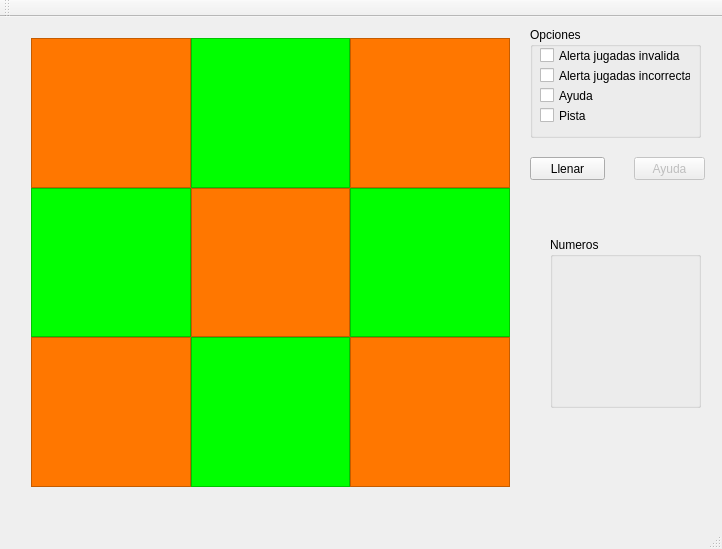
Above: sudoku/mainwindow.ui from mansrz/Sudoku before the change. Below: the same form after it.
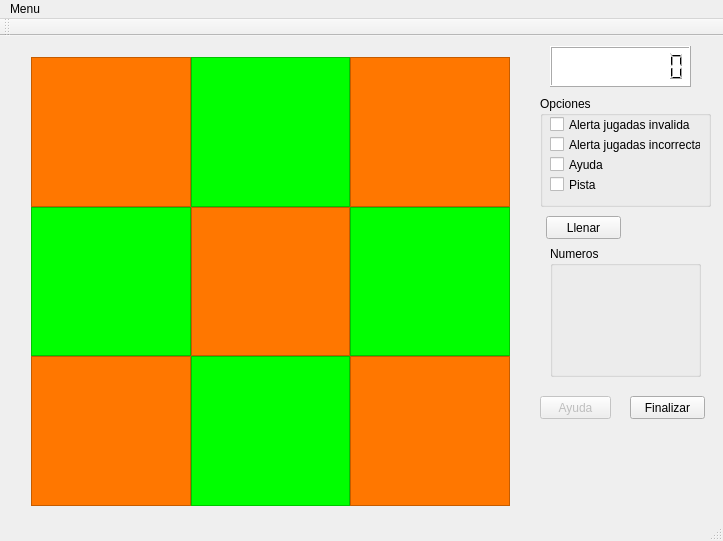
That is the form after the change.

Patch:
```diff
--- a/sudoku/mainwindow.ui
+++ b/sudoku/mainwindow.ui
@@ -6,8 +6,8 @@
    <rect>
     <x>0</x>
     <y>0</y>
-    <width>722</width>
-    <height>549</height>
+    <width>723</width>
+    <height>541</height>
    </rect>
   </property>
   <property name="windowTitle">
@@ -150,8 +150,8 @@
    <widget class="QGroupBox" name="gbOpciones">
     <property name="geometry">
      <rect>
-      <x>530</x>
-      <y>10</y>
+      <x>540</x>
+      <y>60</y>
       <width>171</width>
       <height>111</height>
      </rect>
@@ -215,8 +215,8 @@
    <widget class="QPushButton" name="btnLlenar">
     <property name="geometry">
      <rect>
-      <x>530</x>
-      <y>140</y>
+      <x>546</x>
+      <y>180</y>
       <width>75</width>
       <height>23</height>
      </rect>
@@ -229,9 +229,9 @@
     <property name="geometry">
      <rect>
       <x>550</x>
-      <y>220</y>
+      <y>210</y>
       <width>151</width>
-      <height>171</height>
+      <height>131</height>
      </rect>
     </property>
     <property name="title">
@@ -243,7 +243,7 @@
        <x>10</x>
        <y>20</y>
        <width>131</width>
-       <height>141</height>
+       <height>101</height>
       </rect>
      </property>
      <layout class="QGridLayout" name="gridNumeros"/>
@@ -255,8 +255,8 @@
     </property>
     <property name="geometry">
      <rect>
-      <x>634</x>
-      <y>140</y>
+      <x>540</x>
+      <y>360</y>
       <width>71</width>
       <height>23</height>
      </rect>
@@ -268,16 +268,55 @@
      <string>Ayuda</string>
     </property>
    </widget>
+   <widget class="QLCDNumber" name="lcdNumber">
+    <property name="geometry">
+     <rect>
+      <x>550</x>
+      <y>10</y>
+      <width>141</width>
+      <height>41</height>
+     </rect>
+    </property>
+    <property name="styleSheet">
+     <string notr="true">background-color: rgb(255, 255, 255);</string>
+    </property>
+    <property name="digitCount">
+     <number>9</number>
+    </property>
+   </widget>
+   <widget class="QPushButton" name="btnFinalizar">
+    <property name="geometry">
+     <rect>
+      <x>630</x>
+      <y>360</y>
+      <width>75</width>
+      <height>23</height>
+     </rect>
+    </property>
+    <property name="text">
+     <string>Finalizar</string>
+    </property>
+   </widget>
   </widget>
   <widget class="QMenuBar" name="menuBar">
    <property name="geometry">
     <rect>
      <x>0</x>
      <y>0</y>
-     <width>722</width>
+     <width>723</width>
      <height>21</height>
     </rect>
    </property>
+   <widget class="QMenu" name="menuMenu">
+    <property name="title">
+     <string>Menu</string>
+    </property>
+    <addaction name="actionNueva_partida"/>
+    <addaction name="actionGuardar_partida"/>
+    <addaction name="actionCargar_partida"/>
+    <addaction name="actionSalir"/>
+   </widget>
+   <addaction name="menuMenu"/>
   </widget>
   <widget class="QToolBar" name="mainToolBar">
    <attribute name="toolBarArea">
```
Left out of the diff: 21 changed lines with no effect on the pictures.
